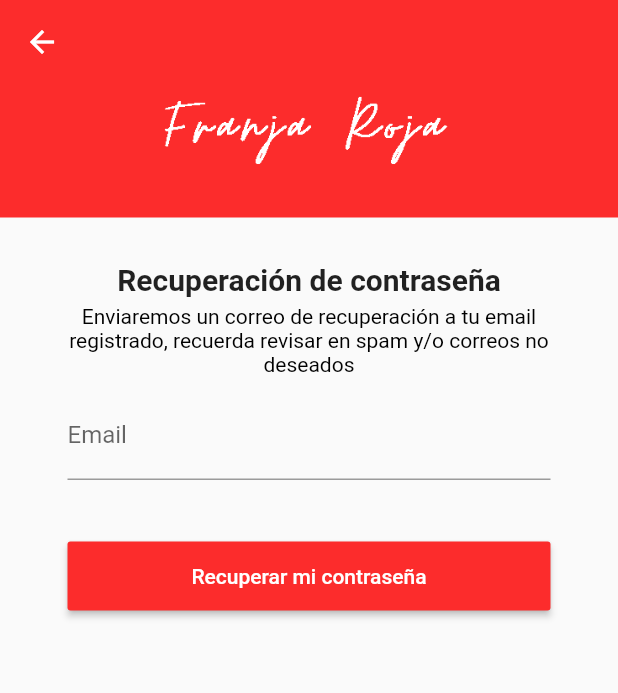
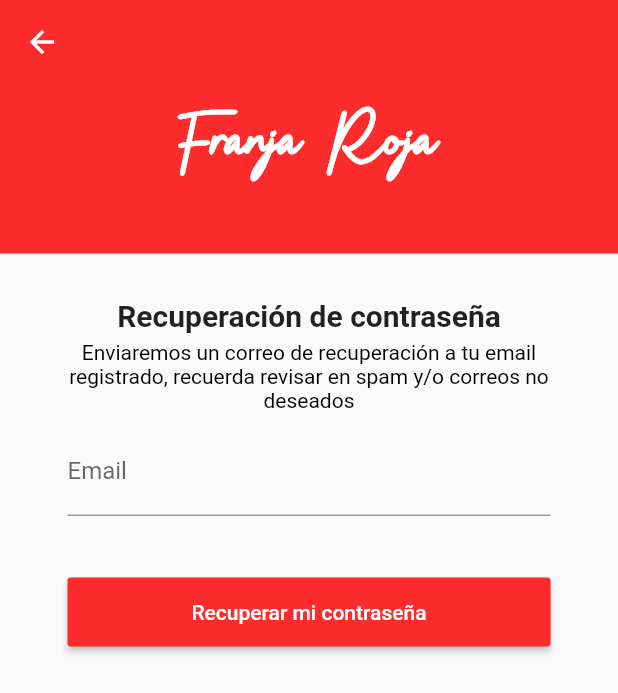
Before and after one commit to diegojuan2104/FranjaRojapp, a Flutter app: the ResetPassword screen opened by its route, on a phone screen of 412 x 824 dp. Shown: the top 693 px of the screen. Run offline on Flutter 3.47's test engine with Material 2 defaults, Android fonts, the phone set to English and light mode, and no system bars; our stand-ins replace carousel_slider, cloud_firestore, firebase_auth, firebase_core, flutter_spinkit, google_sign_in and 1 more; accounts and stored records are empty.

```diff
--- a/lib/components/answer_button.dart
+++ b/lib/components/answer_button.dart
@@ -1,7 +1,7 @@
 import 'package:flutter/material.dart';
 import 'package:franja_rojapp/constants/constants.dart';
 import 'package:franja_rojapp/models/questionModel.dart';
-import 'package:franja_rojapp/providers/Providerinfo.dart';
+import 'package:franja_rojapp/providers/ProviderInfo.dart';
 
 
 class AnswerButton extends StatefulWidget {
--- a/lib/components/main_appbar.dart
+++ b/lib/components/main_appbar.dart
@@ -1,7 +1,7 @@
 import 'package:cloud_firestore/cloud_firestore.dart';
 import 'package:firebase_auth/firebase_auth.dart';
 import 'package:flutter/material.dart';
-import 'package:franja_rojapp/providers/Providerinfo.dart';
+import 'package:franja_rojapp/providers/ProviderInfo.dart';
 import 'package:franja_rojapp/services/auth.dart';
 
 import 'package:provider/provider.dart';
--- a/lib/models/ProfileModel.dart
+++ b/lib/models/ProfileModel.dart
@@ -1,13 +1,19 @@
-class ProfileModel{
+import 'package:cloud_firestore/cloud_firestore.dart';
+
+class ProfileModel {
   String email;
   bool avatar_created;
   bool first_reward;
-  int franjas = 0;
-  List questionsAnswered = [];
+  bool glossary_opened;
+  int franjas;
+  List questionsAnswered;
+  List avatar_position;
+  Timestamp timestamp;
 
-  ProfileModel(this.email, this.franjas, this.first_reward, this.avatar_created, this.questionsAnswered);
+  ProfileModel(this.email, this.franjas, this.first_reward, this.avatar_created,
+      this.questionsAnswered, this.avatar_position, this.glossary_opened, this.timestamp);
 
-  void setFranjas(int franjas){
+  void setFranjas(int franjas) {
     this.franjas = franjas;
   }
 }
--- a/lib/screens/authentication/reset_password.dart
+++ b/lib/screens/authentication/reset_password.dart
@@ -1,4 +1,5 @@
 import 'package:flutter/material.dart';
+import 'package:franja_rojapp/components/banner_franja_roja.dart';
 import 'package:franja_rojapp/components/loading.dart';
 import 'package:franja_rojapp/constants/constants.dart';
 import 'package:franja_rojapp/services/auth.dart';
@@ -26,19 +27,7 @@ class _ResetPasswordState extends State<ResetPassword> {
               mainAxisAlignment: MainAxisAlignment.spaceBetween,
               children: <Widget>[
                 Stack(children: <Widget>[
-                  Container(
-                    width: double.infinity,
-                    padding: EdgeInsets.symmetric(vertical: 30),
-                    decoration: BoxDecoration(color: Color(0xFFfC2c2C)),
-                    child: Container(
-                      margin: EdgeInsets.only(top: 20),
-                      child: Image.asset(
-                        "assets/images/FranjaRojapp_logo_blanco.png",
-                        color: Colors.white,
-                        height: 65,
-                      ),
-                    ),
-                  ),
+                  BannerFranjaRoja(),
                   SizedBox(
                     child: AppBar(
                       elevation: 0,
--- a/lib/screens/main.dart
+++ b/lib/screens/main.dart
@@ -1,6 +1,6 @@
 import 'package:flutter/material.dart';
 import 'package:franja_rojapp/components/main_appbar.dart';
-import 'package:franja_rojapp/providers/Providerinfo.dart';
+import 'package:franja_rojapp/providers/ProviderInfo.dart';
 import 'package:franja_rojapp/providers/data.dart';
 import 'package:franja_rojapp/screens/authentication/register.dart';
 import 'package:franja_rojapp/screens/authentication/reset_password.dart';
--- a/lib/screens/menu/question.dart
+++ b/lib/screens/menu/question.dart
@@ -3,7 +3,7 @@ import 'package:flutter/services.dart';
 import 'package:franja_rojapp/components/answer_button.dart';
 import 'package:franja_rojapp/components/loading.dart';
 import 'package:franja_rojapp/constants/constants.dart';
-import 'package:franja_rojapp/providers/Providerinfo.dart';
+import 'package:franja_rojapp/providers/ProviderInfo.dart';
 
 import 'package:franja_rojapp/services/database.dart';
 import 'package:provider/provider.dart';
--- a/lib/services/auth.dart
+++ b/lib/services/auth.dart
@@ -111,6 +111,6 @@ class Auth {
 
   Future<void> setUserInitialState(User user) async {
     await DatabaseService(uid: user.uid)
-        .updateUserData(0, user.email.toString(), false, false, []);
+        .setInitialUserAttributes(user.email.toString());
   }
 }
```
Also changed, not shown: lib/screens/menu/avatar.dart (+20 -6 lines), lib/screens/menu/home.dart (+2 -5 lines), lib/services/database.dart (+16 -10 lines).
